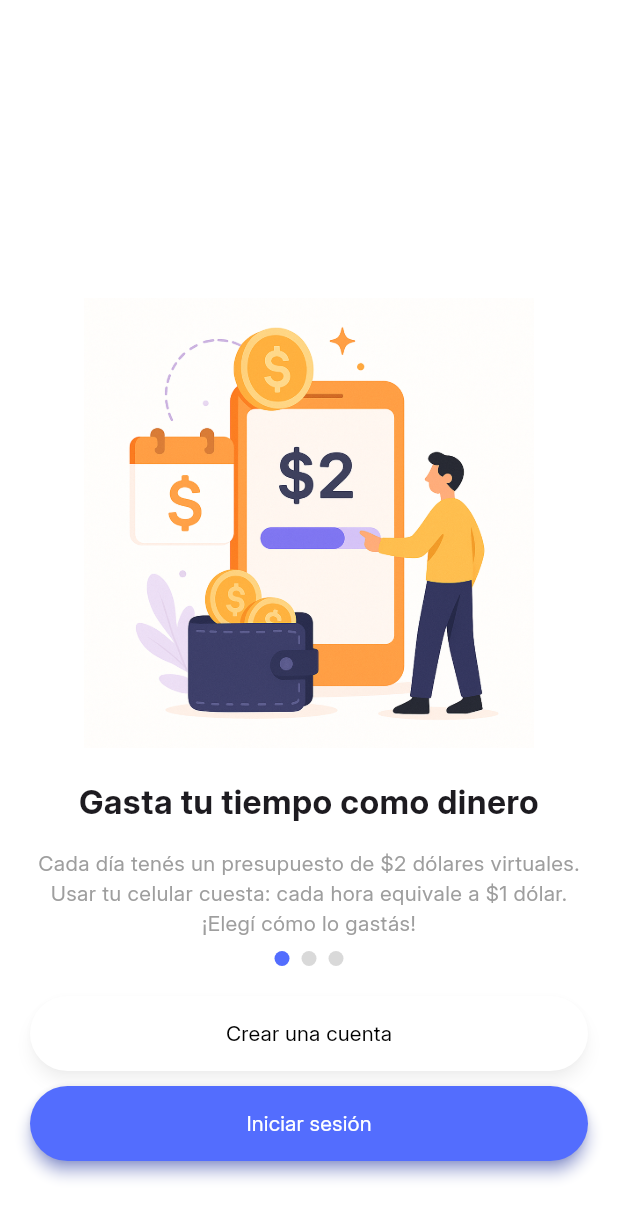
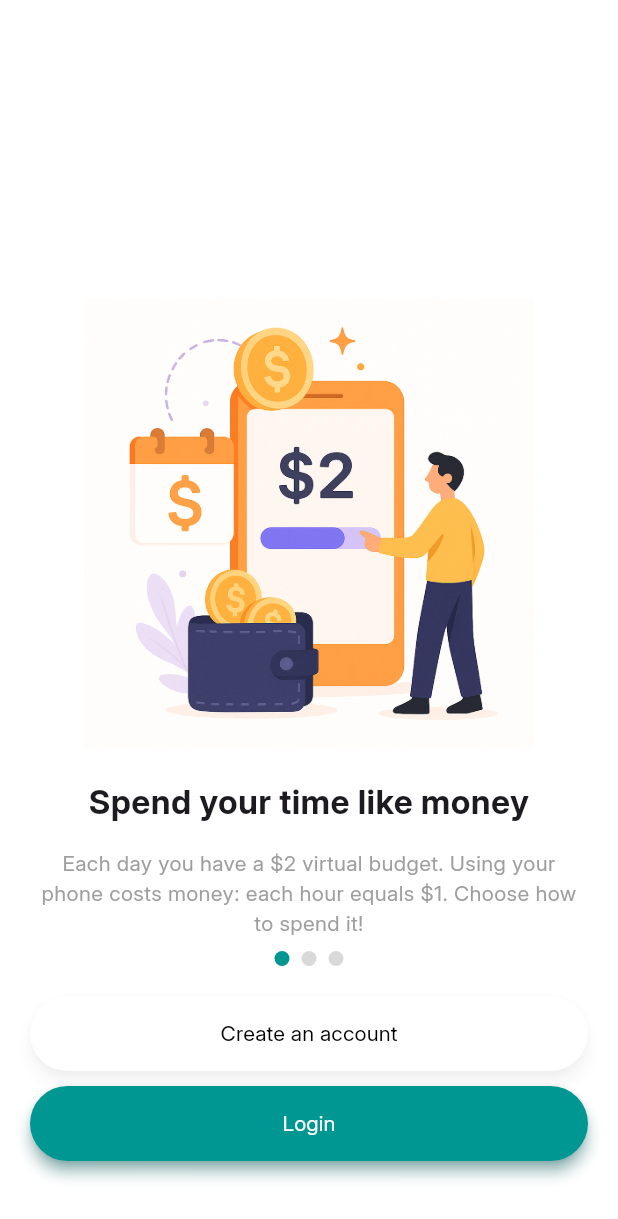
Before and after one commit to BautistaMendibe/focuswallet, a Flutter app: the screen it shows after launch, on a phone screen of 412 x 824 dp. Shown: the top 1219 px of the screen. Run offline on Flutter 3.47's test engine with Material 3 defaults, Android fonts, the light colour scheme and no system bars; drawn by our look-alikes of smooth_page_indicator; our stand-ins replace firebase_auth, firebase_core, shared_preferences; accounts and stored records are empty; generated files the repository leaves out were written again.

Commit message:
se traduce el onboarding

```diff
--- a/lib/l10n/app_en.arb
+++ b/lib/l10n/app_en.arb
@@ -1,7 +1,16 @@
 {
   "@@locale": "en",
   "appTitle": "FocusWallet",
+
+  "onboarding1Title": "Spend your time like money",
+  "onboarding1Subtitle": "Each day you have a $2 virtual budget. Using your phone costs money: each hour equals $1. Choose how to spend it!",
+  "onboarding2Title": "Each app has its own budget",
+  "onboarding2Subtitle": "Instagram, TikTok, Netflix... assign how much you're willing to 'spend' on each. Control your usage and avoid unconscious excess.",
+  "onboarding3Title": "Take control of your attention",
+  "onboarding3Subtitle": "The only proven method to stop overusing your phone. Your attention, your freedom.",
+  "createAccount": "Create an account",
   "login": "Login",
+
   "register": "Register",
   "loginSubtitle": "Access your account",
   "emailLabel": "Email",
--- a/lib/l10n/app_es.arb
+++ b/lib/l10n/app_es.arb
@@ -1,6 +1,15 @@
 {
   "@@locale": "es",
   "appTitle": "FocusWallet",
+
+  "onboarding1Title": "Gasta tu tiempo como dinero",
+  "onboarding1Subtitle": "Cada día tenés un presupuesto de $2 dólares virtuales. Usar tu celular cuesta: cada hora equivale a $1 dólar. ¡Elegí cómo lo gastás!",
+  "onboarding2Title": "Cada app tiene su propio presupuesto",
+  "onboarding2Subtitle": "Instagram, TikTok, Netflix… asigná cuánto estás dispuesto a “gastar” por cada una. Controlá el uso y evitá los excesos sin darte cuenta.",
+  "onboarding3Title": "Tomá el control de tu atención",
+  "onboarding3Subtitle": "El único método comprobado para dejar de usar tanto el celular. Tu atención, tu libertad.",
+  "createAccount": "Crear una cuenta",
+
   "login": "Iniciar sesión",
   "register": "Registrarse",
   "loginSubtitle": "Accede a tu cuenta",
--- a/lib/screens/onboarding_screen.dart
+++ b/lib/screens/onboarding_screen.dart
@@ -1,6 +1,7 @@
 import 'package:flutter/material.dart';
 import 'package:shared_preferences/shared_preferences.dart';
 import 'package:smooth_page_indicator/smooth_page_indicator.dart';
+import 'package:flutter_gen/gen_l10n/app_localizations.dart';
 
 class OnboardingScreen extends StatefulWidget {
   const OnboardingScreen({super.key});
@@ -14,6 +15,8 @@ class _OnboardingScreenState extends State<OnboardingScreen> {
 
   @override
   Widget build(BuildContext context) {
+    final loc = AppLocalizations.of(context)!;
+
     return Scaffold(
       body: Stack(
         children: [
@@ -21,21 +24,18 @@ class _OnboardingScreenState extends State<OnboardingScreen> {
             controller: _controller,
             children: [
               OnboardingPage(
-                title: "Gasta tu tiempo como dinero",
-                subtitle:
-                    "Cada día tenés un presupuesto de \$2 dólares virtuales. Usar tu celular cuesta: cada hora equivale a \$1 dólar. ¡Elegí cómo lo gastás!",
+                title: loc.onboarding1Title,
+                subtitle: loc.onboarding1Subtitle,
                 image: "assets/imgs/onboarding/onboarding_1.png",
               ),
               OnboardingPage(
-                title: "Cada app tiene su propio presupuesto",
-                subtitle:
-                    "Instagram, TikTok, Netflix… asigná cuánto estás dispuesto a “gastar” por cada una. Controlá el uso y evitá los excesos sin darte cuenta.",
+                title: loc.onboarding2Title,
+                subtitle: loc.onboarding2Subtitle,
                 image: "assets/imgs/onboarding/onboarding_2.png",
               ),
               OnboardingPage(
-                title: "Tomá el control de tu atención",
-                subtitle:
-                    "El único método comprobado para dejar de usar tanto el celular. Tu atención, tu libertadf.",
+                title: loc.onboarding3Title,
+                subtitle: loc.onboarding3Subtitle,
                 image: "assets/imgs/onboarding/onboarding_3.png",
               ),
             ],
@@ -49,7 +49,12 @@ class _OnboardingScreenState extends State<OnboardingScreen> {
                 SmoothPageIndicator(
                   controller: _controller,
                   count: 3,
-                  effect: WormEffect(dotHeight: 10, dotWidth: 10,dotColor: Color.fromARGB(255, 217, 217, 217), activeDotColor: Colors.indigoAccent),
+                  effect: WormEffect(
+                    dotHeight: 10,
+                    dotWidth: 10,
+                    dotColor: const Color.fromARGB(255, 217, 217, 217),
+                    activeDotColor: const Color(0xFF009792),
+                  ),
                 ),
                 const SizedBox(height: 20),
                 ElevatedButton(
@@ -67,7 +72,7 @@ class _OnboardingScreenState extends State<OnboardingScreen> {
                     shape: const StadiumBorder(),
                     minimumSize: const Size(double.infinity, 50),
                   ),
-                  child: const Text("Crear una cuenta"),
+                  child: Text(loc.createAccount),
                 ),
                 const SizedBox(height: 10),
                 ElevatedButton(
@@ -78,14 +83,14 @@ class _OnboardingScreenState extends State<OnboardingScreen> {
                     Navigator.pushNamed(context, '/login');
                   },
                   style: ElevatedButton.styleFrom(
-                    backgroundColor: Colors.indigoAccent,
+                    backgroundColor: const Color(0xFF009792),
                     foregroundColor: Colors.white,
                     elevation: 4,
-                    shadowColor: Colors.indigoAccent,
+                    shadowColor: const Color(0xFF009792),
                     shape: const StadiumBorder(),
                     minimumSize: const Size(double.infinity, 50),
                   ),
-                  child: const Text("Iniciar sesión"),
+                  child: Text(loc.login),
                 ),
               ],
             ),
@@ -111,20 +116,20 @@ class OnboardingPage extends StatelessWidget {
   @override
   Widget build(BuildContext context) {
     return Container(
-      padding: EdgeInsets.all(24),
+      padding: const EdgeInsets.all(24),
       color: Colors.white,
       child: Column(
         mainAxisAlignment: MainAxisAlignment.center,
         children: [
           Image.asset(image, height: 300),
-          SizedBox(height: 20),
+          const SizedBox(height: 20),
           Text(title,
               textAlign: TextAlign.center,
-              style: TextStyle(fontSize: 22, fontWeight: FontWeight.bold)),
-          SizedBox(height: 16),
+              style: const TextStyle(fontSize: 22, fontWeight: FontWeight.bold)),
+          const SizedBox(height: 16),
           Text(subtitle,
               textAlign: TextAlign.center,
-              style: TextStyle(fontSize: 14, color: Colors.grey)),
+              style: const TextStyle(fontSize: 14, color: Colors.grey)),
         ],
       ),
     );
```
